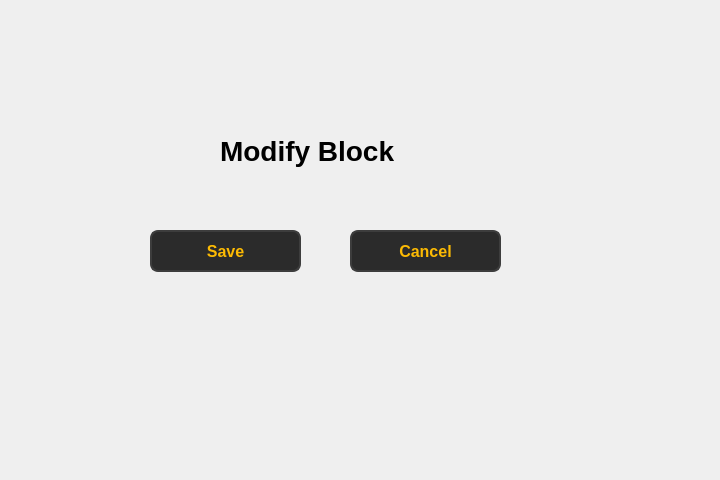
Old version of the form ui/faculty/faculty_hide_content_block_window.ui in the repository Soham1117/elearningApp.
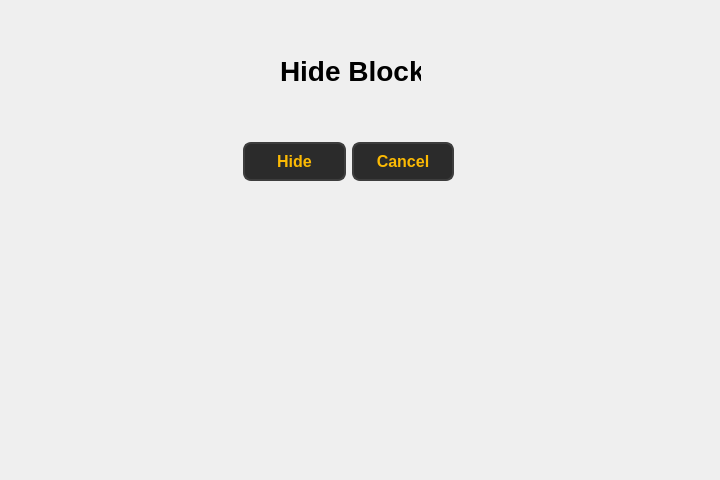
New version of the form.

Commit message: Changes made to UI of faculty pages.

What changed in the file:
```diff
--- a/ui/faculty/faculty_hide_content_block_window.ui
+++ b/ui/faculty/faculty_hide_content_block_window.ui
@@ -13,84 +13,12 @@
   <property name="windowTitle">
    <string>Form</string>
   </property>
-  <widget class="QPushButton" name="pushButton_7">
-   <property name="geometry">
-    <rect>
-     <x>350</x>
-     <y>230</y>
-     <width>151</width>
-     <height>42</height>
-    </rect>
-   </property>
-   <property name="styleSheet">
-    <string notr="true">QPushButton {
-        background-color: #2b2b2b;  
-        color: #fcba03;              
-        border: 2px solid #3d3d3d;      
-        border-radius: 8px;          
-        padding: 8px 16px;            
-        font-size: 16px;            
-        font-weight: bold;
-    
-    }
-
-    QPushButton:hover {
-        background-color: #fcba03;
-		 color: #000000;
-        border: 2px solid #5a5a5a;    
-    }
-
-    QPushButton:pressed {
-        background-color: #1a1a1a;      
-        border: 2px solid #2b2b2b;      
-    }</string>
-   </property>
-   <property name="text">
-    <string>Cancel</string>
-   </property>
-  </widget>
-  <widget class="QPushButton" name="pushButton_6">
-   <property name="geometry">
-    <rect>
-     <x>150</x>
-     <y>230</y>
-     <width>151</width>
-     <height>42</height>
-    </rect>
-   </property>
-   <property name="styleSheet">
-    <string notr="true">QPushButton {
-        background-color: #2b2b2b;  
-        color: #fcba03;              
-        border: 2px solid #3d3d3d;      
-        border-radius: 8px;          
-        padding: 8px 16px;            
-        font-size: 16px;            
-        font-weight: bold;
-    
-    }
-
-    QPushButton:hover {
-        background-color: #fcba03;
-		 color: #000000;
-        border: 2px solid #5a5a5a;    
-    }
-
-    QPushButton:pressed {
-        background-color: #1a1a1a;      
-        border: 2px solid #2b2b2b;      
-    }</string>
-   </property>
-   <property name="text">
-    <string>Save</string>
-   </property>
-  </widget>
   <widget class="QLabel" name="label">
    <property name="geometry">
     <rect>
-     <x>220</x>
-     <y>130</y>
-     <width>211</width>
+     <x>280</x>
+     <y>50</y>
+     <width>141</width>
      <height>41</height>
     </rect>
    </property>
@@ -101,9 +29,81 @@
     </font>
    </property>
    <property name="text">
-    <string>Modify Block</string>
+    <string>Hide Block</string>
    </property>
   </widget>
+  <widget class="QWidget" name="layoutWidget">
+   <property name="geometry">
+    <rect>
+     <x>243</x>
+     <y>140</y>
+     <width>211</width>
+     <height>44</height>
+    </rect>
+   </property>
+   <layout class="QHBoxLayout" name="horizontalLayout">
+    <item>
+     <widget class="QPushButton" name="pushButton_6">
+      <property name="styleSheet">
+       <string notr="true">QPushButton {
+        background-color: #2b2b2b;  
+        color: #fcba03;              
+        border: 2px solid #3d3d3d;      
+        border-radius: 8px;          
+        padding: 8px 16px;            
+        font-size: 16px;            
+        font-weight: bold;
+    
+    }
+
+    QPushButton:hover {
+        background-color: #fcba03;
+		 color: #000000;
+        border: 2px solid #5a5a5a;    
+    }
+
+    QPushButton:pressed {
+        background-color: #1a1a1a;      
+        border: 2px solid #2b2b2b;      
+    }</string>
+      </property>
+      <property name="text">
+       <string>Hide</string>
+      </property>
+     </widget>
+    </item>
+    <item>
+     <widget class="QPushButton" name="pushButton_7">
+      <property name="styleSheet">
+       <string notr="true">QPushButton {
+        background-color: #2b2b2b;  
+        color: #fcba03;              
+        border: 2px solid #3d3d3d;      
+        border-radius: 8px;          
+        padding: 8px 16px;            
+        font-size: 16px;            
+        font-weight: bold;
+    
+    }
+
+    QPushButton:hover {
+        background-color: #fcba03;
+		 color: #000000;
+        border: 2px solid #5a5a5a;    
+    }
+
+    QPushButton:pressed {
+        background-color: #1a1a1a;      
+        border: 2px solid #2b2b2b;      
+    }</string>
+      </property>
+      <property name="text">
+       <string>Cancel</string>
+      </property>
+     </widget>
+    </item>
+   </layout>
+  </widget>
  </widget>
  <resources/>
  <connections/>
```
The commit also changes 98 other files.
